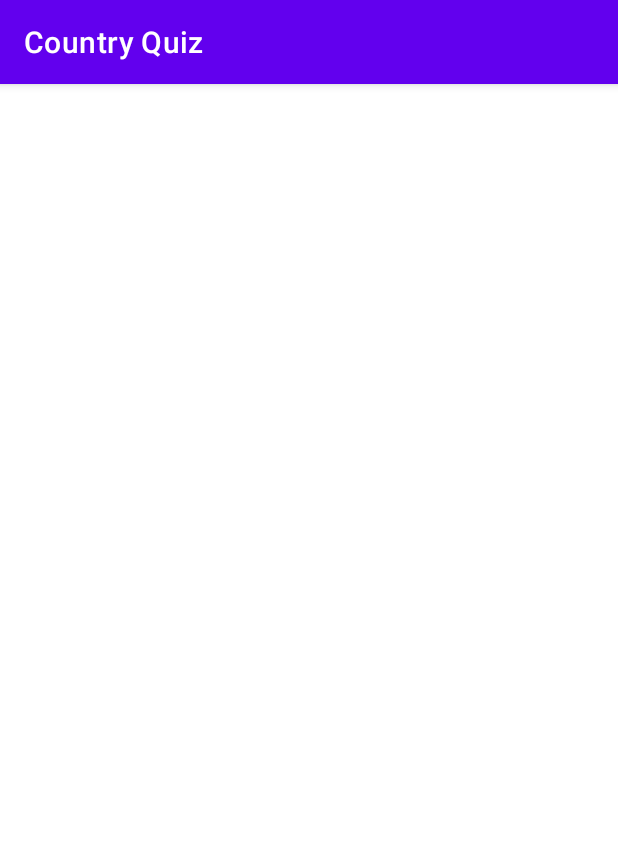
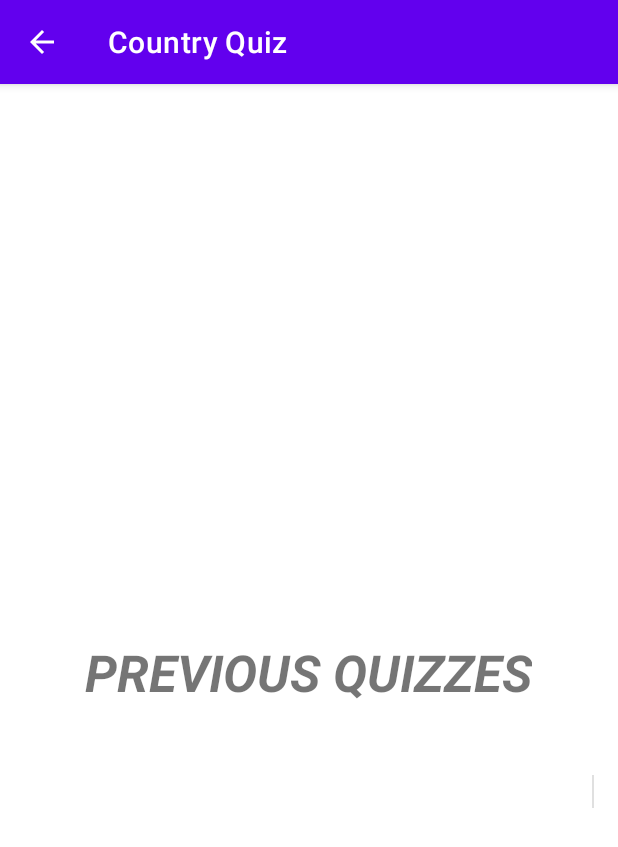
Before and after one commit to jaksonhensley/CSCI4060_Project4, an Android app: the ViewPreviousQuizzes screen opened directly, with no data from a screen before it, on a phone screen of 412 x 824 dp. Shown: the top 847 px of the screen. Run offline under Robolectric (Android 15) with nearby library versions, the phone set to English and light mode, and no system bars.

Commit message:
View Previous Quizzes *should* work now

```diff
--- a/app/src/main/AndroidManifest.xml
+++ b/app/src/main/AndroidManifest.xml
@@ -13,15 +13,19 @@
         tools:targetApi="31">
         <activity
             android:name=".ViewPreviousQuizzes"
+            android:parentActivityName=".MainActivity"
             android:exported="false" />
         <activity
             android:name=".HelpScreen"
+            android:parentActivityName=".MainActivity"
             android:exported="false" />
         <activity
             android:name=".NewQuiz"
+            android:parentActivityName=".MainActivity"
             android:exported="false" />
         <activity
             android:name=".QuestionActivity"
+            android:parentActivityName=".MainActivity"
             android:exported="false" />
         <activity
             android:name=".MainActivity"
--- a/app/src/main/java/edu/uga/cs/countryquiz/HelpScreen.java
+++ b/app/src/main/java/edu/uga/cs/countryquiz/HelpScreen.java
@@ -1,5 +1,6 @@
 package edu.uga.cs.countryquiz;
 
+import androidx.appcompat.app.ActionBar;
 import androidx.appcompat.app.AppCompatActivity;
 
 import android.os.Bundle;
@@ -10,5 +11,10 @@ public class HelpScreen extends AppCompatActivity {
     protected void onCreate(Bundle savedInstanceState) {
         super.onCreate(savedInstanceState);
         setContentView(R.layout.activity_help_screen);
+
+        ActionBar actionBar = getSupportActionBar();
+        if (actionBar != null) {
+            actionBar.setDisplayHomeAsUpEnabled(true);
+        }
     }
 }
--- a/app/src/main/java/edu/uga/cs/countryquiz/ViewPreviousQuizzes.java
+++ b/app/src/main/java/edu/uga/cs/countryquiz/ViewPreviousQuizzes.java
@@ -1,14 +1,39 @@
 package edu.uga.cs.countryquiz;
 
+import android.database.sqlite.SQLiteDatabase;
+import android.os.Bundle;
+import android.widget.ListView;
+
+import androidx.annotation.Nullable;
+import androidx.appcompat.app.ActionBar;
 import androidx.appcompat.app.AppCompatActivity;
 
-import android.os.Bundle;
+import java.util.ArrayList;
 
 public class ViewPreviousQuizzes extends AppCompatActivity {
 
+    private QuizRecord[] quizRecords;
     @Override
-    protected void onCreate(Bundle savedInstanceState) {
+    protected void onCreate(@Nullable Bundle savedInstanceState) {
         super.onCreate(savedInstanceState);
         setContentView(R.layout.activity_view_previous_quizzes);
+
+        CountriesData countriesData = CountriesData.getInstance(this);
+        SQLiteDatabase db = countriesData.getReadableDatabase();
+
+        quizRecords = countriesData.getAllQuizRecords(db);
+
+
+        ListView listViewResults = findViewById(R.id.viewPreviousQuizzesListView);
+        if (quizRecords != null) {
+            ResultsAdapter adapter = new ResultsAdapter(this, quizRecords);
+            listViewResults.setAdapter(adapter);
+        }
+
+        ActionBar actionBar = getSupportActionBar();
+        if (actionBar != null) {
+            actionBar.setDisplayHomeAsUpEnabled(true);
+        }
+
     }
 }
--- a/app/src/main/res/layout/activity_view_previous_quizzes.xml
+++ b/app/src/main/res/layout/activity_view_previous_quizzes.xml
@@ -1,9 +1,55 @@
 <?xml version="1.0" encoding="utf-8"?>
-<androidx.constraintlayout.widget.ConstraintLayout xmlns:android="http://schemas.android.com/apk/res/android"
+<LinearLayout xmlns:android="http://schemas.android.com/apk/res/android"
     xmlns:app="http://schemas.android.com/apk/res-auto"
     xmlns:tools="http://schemas.android.com/tools"
+    android:id="@+id/helpLinearLayout2"
     android:layout_width="match_parent"
     android:layout_height="match_parent"
+    android:gravity="center"
+    android:orientation="vertical"
     tools:context=".ViewPreviousQuizzes">
 
-</androidx.constraintlayout.widget.ConstraintLayout>
+    <TextView
+        android:id="@+id/viewPreviousQuizzesTitle"
+        android:layout_width="wrap_content"
+        android:layout_height="wrap_content"
+        android:layout_marginTop="100dp"
+        android:layout_marginBottom="30dp"
+        android:text="Previous Quizzes"
+        android:textAllCaps="true"
+        android:textSize="34sp"
+        android:textStyle="bold|italic" />
+
+    <ListView
+        android:id="@+id/viewPreviousQuizzesListView"
+        android:layout_width="match_parent"
+        android:layout_height="wrap_content" />
+
+    <LinearLayout
+        android:layout_width="match_parent"
+        android:layout_height="wrap_content"
+        android:orientation="horizontal"
+        android:padding="16dp">
+
+        <TextView
+            android:id="@+id/date_textview"
+            android:layout_width="0dp"
+            android:layout_weight="1"
+            android:layout_height="wrap_content"
+            android:textAppearance="?attr/textAppearanceListItem" />
+
+        <View
+            android:layout_width="1dp"
+            android:layout_height="match_parent"
+            android:background="?android:attr/listDivider" />
+
+
+        <TextView
+            android:id="@+id/grade_textview"
+            android:layout_width="wrap_content"
+            android:layout_height="wrap_content"
+            android:textAppearance="?attr/textAppearanceListItem" />
+
+    </LinearLayout>
+
+</LinearLayout>
```
Also changed, not shown: app/src/main/java/edu/uga/cs/countryquiz/ResultsAdapter.java (added, +51 -0 lines), app/src/main/res/layout/result_item.xml (added, +17 -0 lines).
